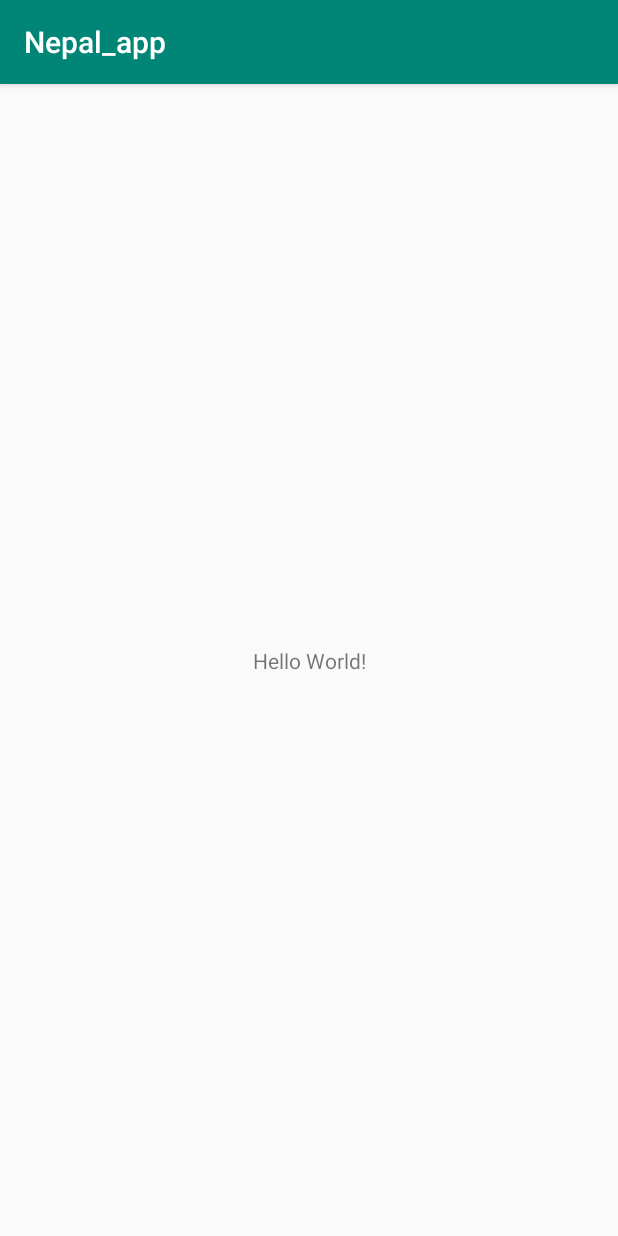
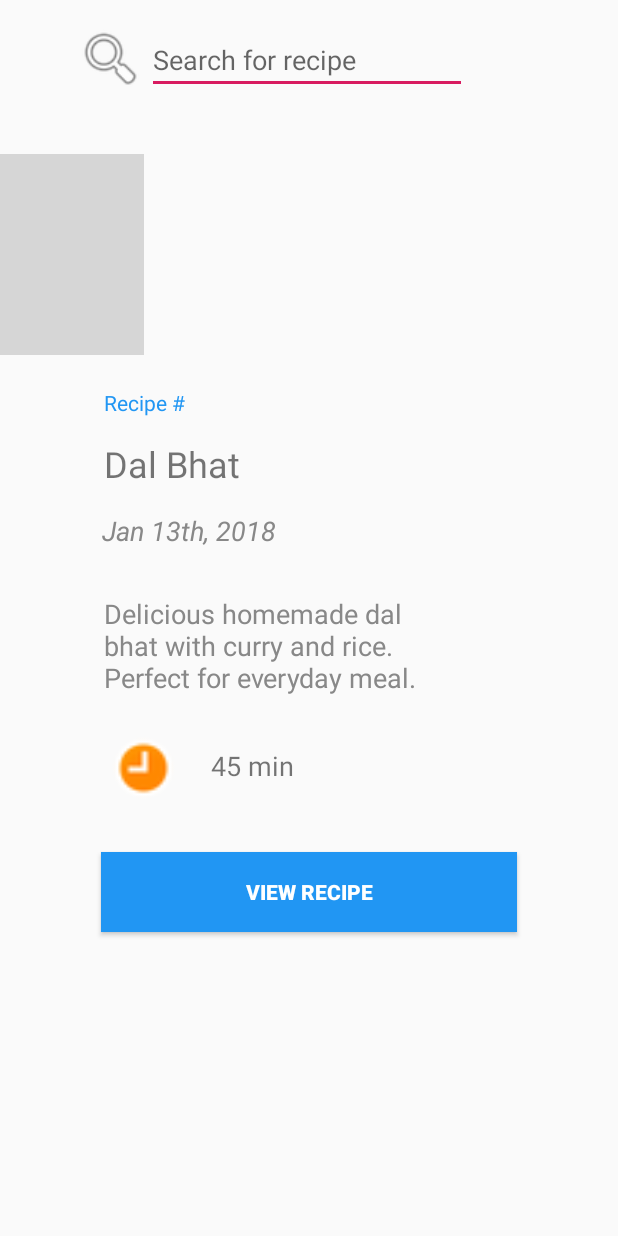
Before and after one commit to Grp-B1-Nepal/Nepal_app, an Android app: the screen it shows after launch (MainActivity), on a phone screen of 412 x 824 dp. Run offline under Robolectric (Android 15) with nearby library versions, the phone set to English and light mode, and no system bars; grey boxes are pictures that could not be loaded.

Commit message:
Correct Constraints

```diff
--- a/Nepal_app/app/src/main/java/com/example/nepal_app/MainActivity.java
+++ b/Nepal_app/app/src/main/java/com/example/nepal_app/MainActivity.java
@@ -3,6 +3,7 @@ package com.example.nepal_app;
 import androidx.appcompat.app.AppCompatActivity;
 
 import android.os.Bundle;
+import android.widget.ImageView;
 
 public class MainActivity extends AppCompatActivity {
 
@@ -10,5 +11,10 @@ public class MainActivity extends AppCompatActivity {
     protected void onCreate(Bundle savedInstanceState) {
         super.onCreate(savedInstanceState);
         setContentView(R.layout.activity_main);
+
+        ImageView recipe_view = findViewById(R.id.recipe_image);
+        recipe_view.setImageResource(R.drawable.dal);
+
+
     }
 }
--- a/Nepal_app/app/src/main/res/layout/activity_main.xml
+++ b/Nepal_app/app/src/main/res/layout/activity_main.xml
@@ -2,17 +2,150 @@
 <androidx.constraintlayout.widget.ConstraintLayout xmlns:android="http://schemas.android.com/apk/res/android"
     xmlns:app="http://schemas.android.com/apk/res-auto"
     xmlns:tools="http://schemas.android.com/tools"
-    android:layout_width="match_parent"
-    android:layout_height="match_parent"
+    android:layout_width="fill_parent"
+    android:layout_height="fill_parent"
     tools:context=".MainActivity">
 
-    <TextView
+
+    <ImageView
+        android:id="@+id/recipe_image"
+        android:layout_width="wrap_content"
+        android:layout_height="134dp"
+        android:layout_marginTop="40dp"
+        android:contentDescription="@string/todo"
+        android:src="@mipmap/ic_launcher"
+        app:layout_constraintEnd_toEndOf="parent"
+        app:layout_constraintHorizontal_bias="0.0"
+        app:layout_constraintStart_toStartOf="parent"
+        app:layout_constraintTop_toBottomOf="@+id/search_text"
+        app:srcCompat="@drawable/dal" />
+
+    <EditText
+        android:id="@+id/search_text"
         android:layout_width="wrap_content"
         android:layout_height="wrap_content"
-        android:text="Hello World!"
-        app:layout_constraintBottom_toBottomOf="parent"
-        app:layout_constraintLeft_toLeftOf="parent"
-        app:layout_constraintRight_toRightOf="parent"
+        android:layout_marginStart="98dp"
+        android:layout_marginTop="17dp"
+        android:layout_marginEnd="51dp"
+        android:ems="10"
+        android:hint="@string/search_for_recipe"
+        android:importantForAutofill="no"
+        android:inputType="textPersonName"
+        app:layout_constraintEnd_toEndOf="parent"
+        app:layout_constraintHorizontal_bias="0.0"
+        app:layout_constraintStart_toStartOf="parent"
         app:layout_constraintTop_toTopOf="parent" />
 
+    <ImageView
+        android:id="@+id/searching_glass"
+        android:layout_width="46dp"
+        android:layout_height="46dp"
+        android:layout_marginTop="16dp"
+        android:layout_marginEnd="1dp"
+        android:contentDescription="@string/todo"
+        android:src="@android:drawable/ic_menu_search"
+        app:layout_constraintEnd_toStartOf="@+id/search_text"
+        app:layout_constraintHorizontal_bias="1.0"
+        app:layout_constraintStart_toStartOf="parent"
+        app:layout_constraintTop_toTopOf="parent" />
+
+    <TextView
+        android:id="@+id/recipe_num"
+        android:layout_width="wrap_content"
+        android:layout_height="wrap_content"
+        android:layout_marginStart="68dp"
+        android:layout_marginTop="21dp"
+        android:layout_marginEnd="288dp"
+        android:text="@string/recipe"
+        android:textColor="#2196F3"
+        app:layout_constraintBottom_toTopOf="@+id/recipe_name"
+        app:layout_constraintEnd_toEndOf="parent"
+        app:layout_constraintStart_toStartOf="parent"
+        app:layout_constraintTop_toBottomOf="@+id/recipe_image"
+        app:layout_constraintVertical_bias="0.025" />
+
+    <TextView
+        android:id="@+id/recipe_name"
+        android:layout_width="wrap_content"
+        android:layout_height="wrap_content"
+        android:layout_marginStart="69dp"
+        android:layout_marginTop="56dp"
+        android:layout_marginEnd="253dp"
+        android:text="@string/dal_bhat"
+        android:textSize="24sp"
+        app:layout_constraintEnd_toEndOf="parent"
+        app:layout_constraintHorizontal_bias="0.0"
+        app:layout_constraintStart_toStartOf="parent"
+        app:layout_constraintTop_toBottomOf="@+id/recipe_image" />
+
+    <TextView
+        android:id="@+id/recipe_date"
+        android:layout_width="170dp"
+        android:layout_height="27dp"
+        android:layout_marginStart="69dp"
+        android:layout_marginTop="16dp"
+        android:layout_marginEnd="226dp"
+        android:text="@string/jan_13th_2018"
+        android:textColor="#888888"
+        android:textSize="18sp"
+        android:textStyle="italic"
+        app:layout_constraintEnd_toEndOf="parent"
+        app:layout_constraintHorizontal_bias="0.037"
+        app:layout_constraintStart_toStartOf="parent"
+        app:layout_constraintTop_toBottomOf="@+id/recipe_name" />
+
+    <TextView
+        android:id="@+id/recipe_description"
+        android:layout_width="219dp"
+        android:layout_height="73dp"
+        android:layout_marginStart="69dp"
+        android:layout_marginTop="28dp"
+        android:layout_marginEnd="123dp"
+        android:text="@string/delicious_homemade_dal_bhat_with_curry_and_rice_perfect_for_everyday_meal"
+        android:textColor="#888888"
+        android:textSize="18sp"
+        app:layout_constraintEnd_toEndOf="parent"
+        app:layout_constraintStart_toStartOf="parent"
+        app:layout_constraintTop_toBottomOf="@+id/recipe_date" />
+
+    <ImageView
+        android:id="@+id/time_img"
+        android:layout_width="50dp"
+        android:layout_height="44dp"
+        android:layout_marginStart="70dp"
+        android:layout_marginTop="20dp"
+        android:layout_marginEnd="20dp"
+        android:contentDescription="@string/todo"
+        android:src="@android:drawable/presence_away"
+        app:layout_constraintEnd_toStartOf="@+id/recipe_cook_time"
+        app:layout_constraintStart_toStartOf="parent"
+        app:layout_constraintTop_toBottomOf="@+id/recipe_description" />
+
+    <TextView
+        android:id="@+id/recipe_cook_time"
+        android:layout_width="73dp"
+        android:layout_height="26dp"
+        android:layout_marginTop="28dp"
+        android:layout_marginEnd="198dp"
+        android:text="@string/_45_min"
+        android:textSize="18sp"
+        app:layout_constraintEnd_toEndOf="parent"
+        app:layout_constraintTop_toBottomOf="@+id/recipe_description" />
+
+    <Button
+        android:id="@+id/recipe_goto"
+        style="@style/Widget.AppCompat.Button"
+        android:layout_width="277dp"
+        android:layout_height="53dp"
+        android:layout_marginTop="44dp"
+        android:background="#2196F3"
+        android:text="@string/view_recipe"
+        android:textColor="#FFFFFF"
+        android:textStyle="bold"
+        app:layout_constraintEnd_toEndOf="parent"
+        app:layout_constraintStart_toStartOf="parent"
+        app:layout_constraintTop_toBottomOf="@+id/recipe_cook_time" />
+
+
+
 </androidx.constraintlayout.widget.ConstraintLayout>
--- a/Nepal_app/app/src/main/res/values/strings.xml
+++ b/Nepal_app/app/src/main/res/values/strings.xml
@@ -11,6 +11,4 @@
     <string name="_45_min">45 min</string>
     <string name="todo">TODO</string>
     <string name="view_recipe">View Recipe</string>
-    <string name="todo">TODO</string>
-    <string name="todo">TODO</string>
 </resources>
--- a/Nepal_app/app/src/main/res/values/styles.xml
+++ b/Nepal_app/app/src/main/res/values/styles.xml
@@ -1,7 +1,7 @@
 <resources>
 
     <!-- Base application theme. -->
-    <style name="AppTheme" parent="Theme.AppCompat.Light.DarkActionBar">
+    <style name="AppTheme" parent="Theme.AppCompat.Light.NoActionBar">
         <!-- Customize your theme here. -->
         <item name="colorPrimary">@color/colorPrimary</item>
         <item name="colorPrimaryDark">@color/colorPrimaryDark</item>
```
Also changed, not shown: Nepal_app/app/src/main/AndroidManifest.xml (+8 -1 lines), Nepal_app/app/src/main/java/com/example/nepal_app/recipe_home.java (deleted, +0 -14 lines), Nepal_app/app/src/main/java/com/example/nepal_app/recipe_selectable.java (deleted, +0 -110 lines), Nepal_app/app/src/main/res/layout/activity_recipe_home.xml (deleted, +0 -11 lines), Nepal_app/app/src/main/res/layout/fragment_recipe_selectable.xml (deleted, +0 -144 lines), 1 other file.
